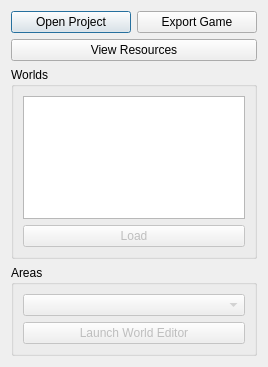
The window that src/Editor/CProjectOverviewDialog.ui (AxioDL/PrimeWorldEditor) describes before a commit, drawn with Qt 5.
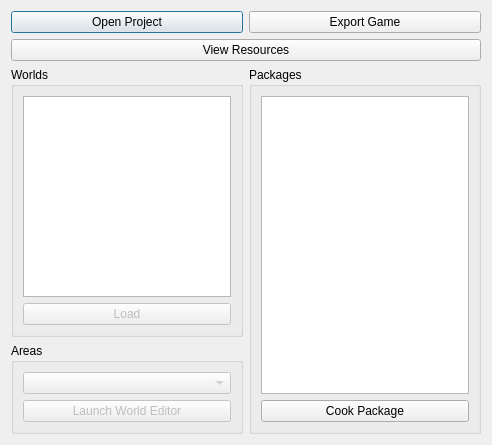
The same window after the commit.

Commit message: Fixed some missed dependencies in a few formats and implemented support for building file lists for paks and MLVLs, and implemented support for package cooking for MP1

```diff
--- a/src/Editor/CProjectOverviewDialog.ui
+++ b/src/Editor/CProjectOverviewDialog.ui
@@ -6,13 +6,15 @@
    <rect>
     <x>0</x>
     <y>0</y>
-    <width>268</width>
-    <height>367</height>
+    <width>492</width>
+    <height>445</height>
    </rect>
   </property>
   <property name="windowTitle">
    <string>Dialog</string>
   </property>
+  <layout class="QVBoxLayout" name="verticalLayout_6">
+   <item>
   <layout class="QVBoxLayout" name="verticalLayout_3">
    <item>
     <layout class="QHBoxLayout" name="horizontalLayout">
@@ -39,6 +41,12 @@
      </property>
     </widget>
    </item>
+    </layout>
+   </item>
+   <item>
+    <layout class="QHBoxLayout" name="horizontalLayout_2">
+     <item>
+      <layout class="QVBoxLayout" name="verticalLayout_5">
    <item>
     <widget class="QGroupBox" name="WorldsGroupBox">
      <property name="sizePolicy">
@@ -98,6 +106,29 @@
       </item>
      </layout>
     </widget>
+       </item>
+      </layout>
+     </item>
+     <item>
+      <widget class="QGroupBox" name="PackagesGroupBox">
+       <property name="title">
+        <string>Packages</string>
+       </property>
+       <layout class="QVBoxLayout" name="verticalLayout_4">
+        <item>
+         <widget class="QListWidget" name="PackagesList"/>
+        </item>
+        <item>
+         <widget class="QPushButton" name="CookPackageButton">
+          <property name="text">
+           <string>Cook Package</string>
+          </property>
+         </widget>
+        </item>
+       </layout>
+      </widget>
+     </item>
+    </layout>
    </item>
   </layout>
  </widget>
```
Lines whose indentation alone changed are shown as unchanged. The commit also changes 38 other files.
